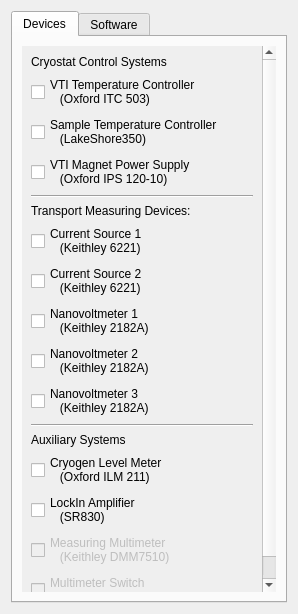
Before: the Qt Designer form CryostatGUI/configurations/Systems_online.ui in Cryostat-GUI/Cryostat-GUI, drawn with Qt 5.
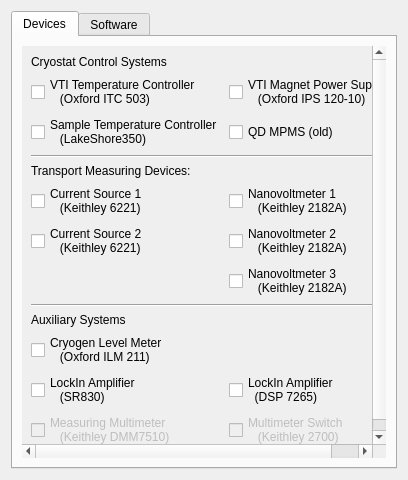
After: the same form once the commit is applied.

```diff
--- a/CryostatGUI/configurations/Systems_online.ui
+++ b/CryostatGUI/configurations/Systems_online.ui
@@ -6,8 +6,8 @@
    <rect>
     <x>0</x>
     <y>0</y>
-    <width>298</width>
-    <height>614</height>
+    <width>408</width>
+    <height>480</height>
    </rect>
   </property>
   <property name="minimumSize">
@@ -49,40 +49,16 @@
            <rect>
             <x>0</x>
             <y>0</y>
-            <width>239</width>
-            <height>552</height>
+            <width>349</width>
+            <height>418</height>
            </rect>
           </property>
           <layout class="QGridLayout" name="gridLayout_5">
-           <item row="9" column="0">
-            <widget class="QCheckBox" name="checkaction_run_Nanovolt_2">
+           <item row="14" column="0">
+            <widget class="QCheckBox" name="checkaction_run_SR830">
              <property name="text">
-              <string>Nanovoltmeter 2 
-   (Keithley 2182A)</string>
-             </property>
-            </widget>
-           </item>
-           <item row="10" column="0">
-            <widget class="QCheckBox" name="checkaction_run_Nanovolt_3">
-             <property name="text">
-              <string>Nanovoltmeter 3 
-   (Keithley 2182A)</string>
-             </property>
-            </widget>
-           </item>
-           <item row="13" column="0">
-            <widget class="QCheckBox" name="checkaction_run_ILM">
-             <property name="text">
-              <string>Cryogen Level Meter 
-   (Oxford ILM 211)</string>
-             </property>
-            </widget>
-           </item>
-           <item row="3" column="0">
-            <widget class="QCheckBox" name="checkaction_run_IPS">
-             <property name="text">
-              <string>VTI Magnet Power Supply 
-   (Oxford IPS 120-10)</string>
+              <string>LockIn Amplifier 
+   (SR830)</string>
              </property>
             </widget>
            </item>
@@ -110,39 +86,6 @@
              </property>
             </widget>
            </item>
-           <item row="11" column="0">
-            <widget class="Line" name="line_3">
-             <property name="orientation">
-              <enum>Qt::Horizontal</enum>
-             </property>
-            </widget>
-           </item>
-           <item row="8" column="0">
-            <widget class="QCheckBox" name="checkaction_run_Nanovolt_1">
-             <property name="text">
-              <string>Nanovoltmeter 1 
-   (Keithley 2182A)</string>
-             </property>
-            </widget>
-           </item>
-           <item row="4" column="0">
-            <widget class="Line" name="line_4">
-             <property name="orientation">
-              <enum>Qt::Horizontal</enum>
-             </property>
-            </widget>
-           </item>
-           <item row="16" column="0">
-            <widget class="QCheckBox" name="checkBox_18">
-             <property name="enabled">
-              <bool>false</bool>
-             </property>
-             <property name="text">
-              <string>Multimeter Switch 
-   (Keithley 2700)</string>
-             </property>
-            </widget>
-           </item>
            <item row="5" column="0">
             <widget class="QLabel" name="label_5">
              <property name="text">
@@ -186,11 +129,83 @@
              </property>
             </widget>
            </item>
-           <item row="14" column="0">
-            <widget class="QCheckBox" name="checkaction_run_SR830">
+           <item row="13" column="0">
+            <widget class="QCheckBox" name="checkaction_run_ILM">
+             <property name="text">
+              <string>Cryogen Level Meter 
+   (Oxford ILM 211)</string>
+             </property>
+            </widget>
+           </item>
+           <item row="14" column="1">
+            <widget class="QCheckBox" name="checkaction_run_DSP7265">
              <property name="text">
               <string>LockIn Amplifier 
-   (SR830)</string>
+  (DSP 7265)</string>
+             </property>
+            </widget>
+           </item>
+           <item row="11" column="0" colspan="2">
+            <widget class="Line" name="line_3">
+             <property name="orientation">
+              <enum>Qt::Horizontal</enum>
+             </property>
+            </widget>
+           </item>
+           <item row="4" column="0" colspan="2">
+            <widget class="Line" name="line_4">
+             <property name="orientation">
+              <enum>Qt::Horizontal</enum>
+             </property>
+            </widget>
+           </item>
+           <item row="15" column="1">
+            <widget class="QCheckBox" name="checkBox_18">
+             <property name="enabled">
+              <bool>false</bool>
+             </property>
+             <property name="text">
+              <string>Multimeter Switch 
+   (Keithley 2700)</string>
+             </property>
+            </widget>
+           </item>
+           <item row="6" column="1">
+            <widget class="QCheckBox" name="checkaction_run_Nanovolt_1">
+             <property name="text">
+              <string>Nanovoltmeter 1 
+   (Keithley 2182A)</string>
+             </property>
+            </widget>
+           </item>
+           <item row="7" column="1">
+            <widget class="QCheckBox" name="checkaction_run_Nanovolt_2">
+             <property name="text">
+              <string>Nanovoltmeter 2 
+   (Keithley 2182A)</string>
+             </property>
+            </widget>
+           </item>
+           <item row="8" column="1">
+            <widget class="QCheckBox" name="checkaction_run_Nanovolt_3">
+             <property name="text">
+              <string>Nanovoltmeter 3 
+   (Keithley 2182A)</string>
+             </property>
+            </widget>
+           </item>
+           <item row="1" column="1">
+            <widget class="QCheckBox" name="checkaction_run_IPS">
+             <property name="text">
+              <string>VTI Magnet Power Supply 
+   (Oxford IPS 120-10)</string>
+             </property>
+            </widget>
+           </item>
+           <item row="2" column="1">
+            <widget class="QCheckBox" name="checkaction_run_QDMPMSold">
+             <property name="text">
+              <string>QD MPMS (old)</string>
              </property>
             </widget>
            </item>
```
Left out of the diff: 24 changed lines with no effect on the pictures.
